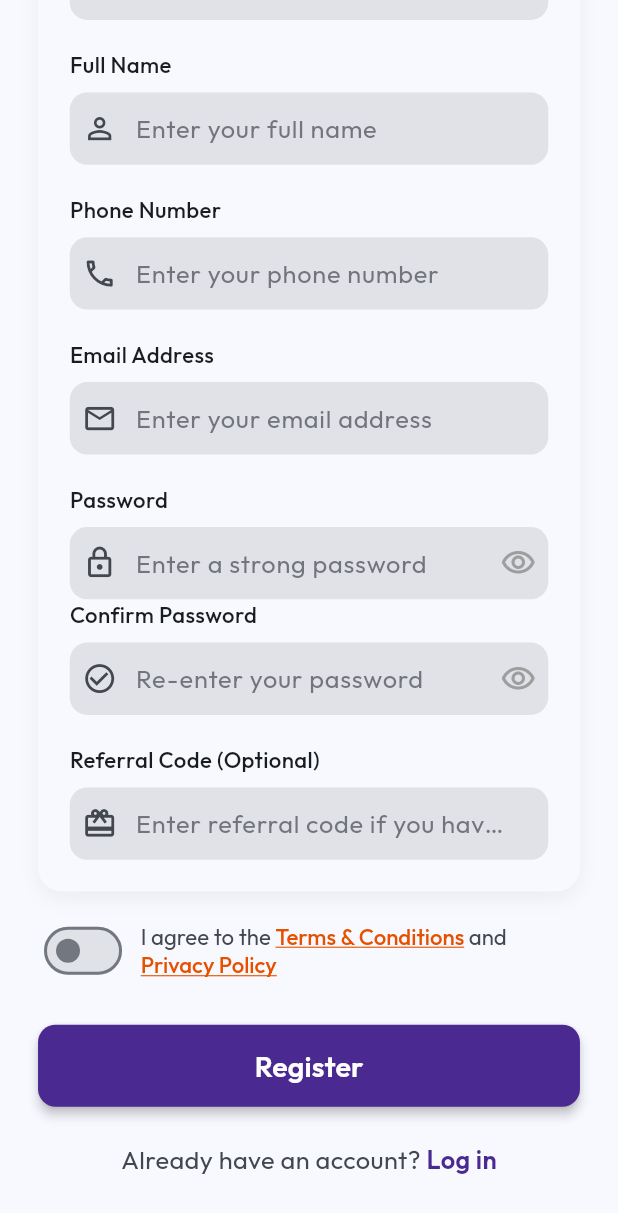
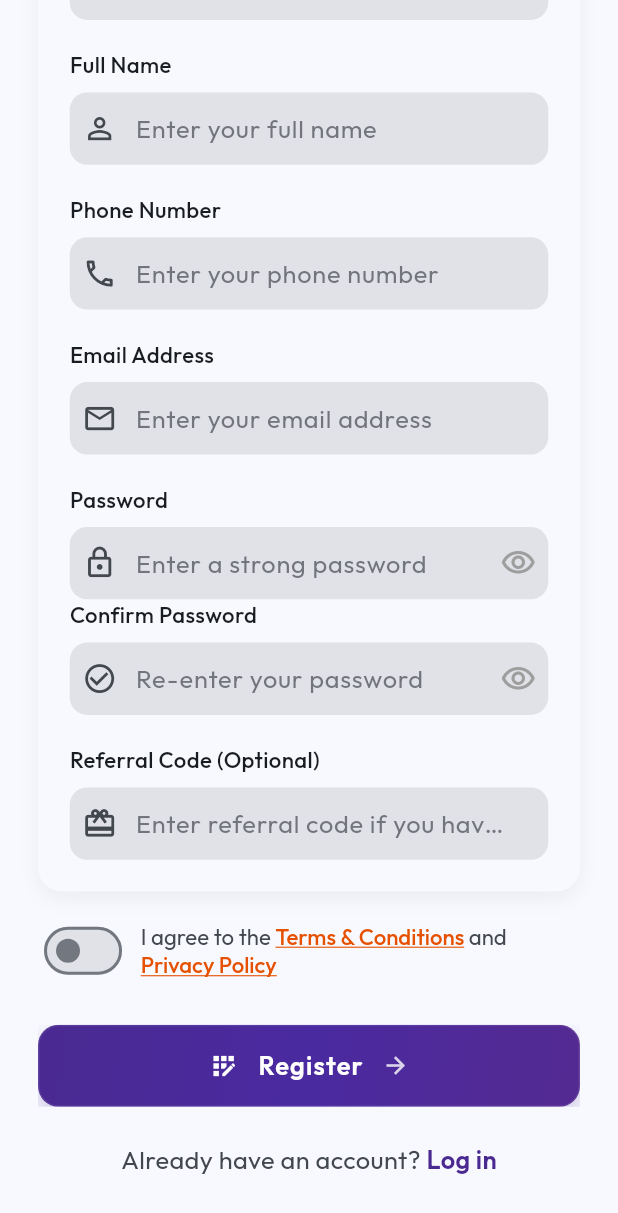
Before and after one commit to net-cyber/supper_app, a Flutter app: the RegistrationScreen screen opened by its route, scrolled down 348 dp, on a phone screen of 412 x 824 dp. Shown: the top 1213 px of the screen. Run offline on Flutter 3.47's test engine with Material 3 defaults, Android fonts, the phone set to English and light mode, and no system bars; our stand-ins replace bloc, connectivity_plus, dartz, dio, equatable, flutter_bloc and 18 more; accounts and stored records are empty; generated files the repository leaves out were written again.

Commit message:
Refactor registration button and introduce professional button component
- Replaced the existing ElevatedButton with a custom _ProfessionalButton for improved UI consistency.
- Enhanced loading state handling with a centered CircularProgressIndicator.
- Added a new _ProfessionalButton class to encapsulate button styling and functionality, including gradient background and icon integration.

```diff
--- a/lib/features/auth/presentation/pages/registration/registration_screen.dart
+++ b/lib/features/auth/presentation/pages/registration/registration_screen.dart
@@ -453,40 +453,16 @@ class _RegistrationBodyState extends State<RegistrationBody> with SingleTickerPr
                     SizedBox(
                       width: double.infinity,
                       height: 56.h,
-                      child: ElevatedButton(
-                        onPressed: state.isLoading
-                          ? null
-                          : () {
-                              context.read<RegistrationBloc>().add(
-                                const RegistrationSubmitted(),
-                              );
-                            },
-                        style: ElevatedButton.styleFrom(
-                          backgroundColor: colorScheme.primary,
-                          foregroundColor: colorScheme.onPrimary,
-                          elevation: 3,
-                          shape: RoundedRectangleBorder(
-                            borderRadius: BorderRadius.circular(12.r),
-                          ),
-                          padding: EdgeInsets.symmetric(vertical: 16.h),
-                        ),
-                        child: state.isLoading
-                            ? SizedBox(
-                                height: 24.h,
-                                width: 24.h,
-                                child: const CircularProgressIndicator(
-                                  color: Colors.white,
-                                  strokeWidth: 3,
-                                ),
-                              )
-                            : Text(
-                                'Register',
-                                style: GoogleFonts.outfit(
-                                  fontSize: 18.sp,
-                                  fontWeight: FontWeight.w600,
-                                ),
-                              ),
-                      ),
+                      child: state.isLoading
+                          ? const Center(child: CircularProgressIndicator())
+                          : _ProfessionalButton(
+                              onPressed: () {
+                                context.read<RegistrationBloc>().add(
+                                  const RegistrationSubmitted(),
+                                );
+                              },
+                              label: 'Register',
+                            ),
                     ),
 
                     SizedBox(height: 24.h),
@@ -594,3 +570,88 @@ class _RegistrationBodyState extends State<RegistrationBody> with SingleTickerPr
     );
   }
 }
+
+// Professional button without animations
+class _ProfessionalButton extends StatelessWidget {
+  final VoidCallback onPressed;
+  final String label;
+
+  const _ProfessionalButton({
+    required this.onPressed,
+    required this.label,
+  });
+
+  @override
+  Widget build(BuildContext context) {
+    final colorScheme = Theme.of(context).colorScheme;
+    return Material(
+      color: Colors.transparent,
+      child: InkWell(
+        onTap: onPressed,
+        borderRadius: BorderRadius.circular(14.r),
+        splashColor: Colors.white.withOpacity(0.1),
+        highlightColor: Colors.transparent,
+        child: Ink(
+          decoration: BoxDecoration(
+            gradient: LinearGradient(
+              colors: [
+                colorScheme.primary,
+                colorScheme.primary.withBlue(colorScheme.primary.blue + 15),
+                colorScheme.primary.withRed(colorScheme.primary.red + 10),
+              ],
+              begin: Alignment.topLeft,
+              end: Alignment.bottomRight,
+            ),
+            borderRadius: BorderRadius.circular(14.r),
+            boxShadow: [
+              BoxShadow(
+                color: colorScheme.primary.withOpacity(0.2),
+                blurRadius: 12,
+                offset: const Offset(0, 6),
+              ),
+              BoxShadow(
+                color: colorScheme.primary.withOpacity(0.1),
+                blurRadius: 20,
+                offset: const Offset(0, 10),
+                spreadRadius: -5,
+              ),
+            ],
+            border: Border.all(
+              color: Colors.white.withOpacity(0.08),
+              width: 1.0,
+            ),
+          ),
+          child: Padding(
+            padding: EdgeInsets.symmetric(horizontal: 16.w, vertical: 12.h),
+            child: Row(
+              mainAxisAlignment: MainAxisAlignment.center,
+              children: [
+                const Icon(
+                  Icons.app_registration,
+                  color: Colors.white,
+                  size: 20,
+                ),
+                SizedBox(width: 12.w),
+                Text(
+                  label,
+                  style: GoogleFonts.outfit(
+                    color: Colors.white,
+                    fontSize: 16.sp,
+                    fontWeight: FontWeight.w600,
+                    letterSpacing: 0.8,
+                  ),
+                ),
+                SizedBox(width: 12.w),
+                Icon(
+                  Icons.arrow_forward,
+                  color: Colors.white.withOpacity(0.8),
+                  size: 18,
+                ),
+              ],
+            ),
+          ),
+        ),
+      ),
+    );
+  }
+}
```
